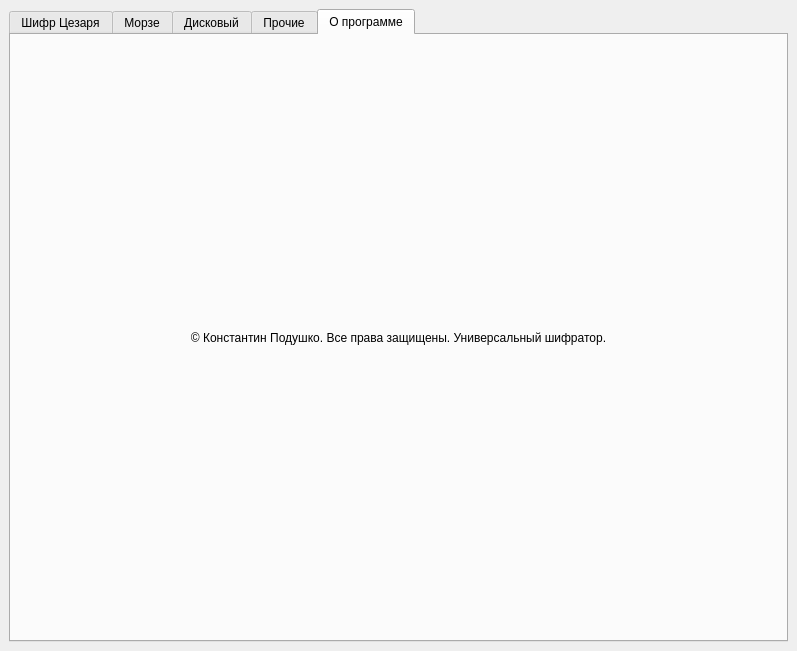
This is design.ui in eidzokumakura/universal_encoder as Qt 5 draws it before an edit. The edited form follows.
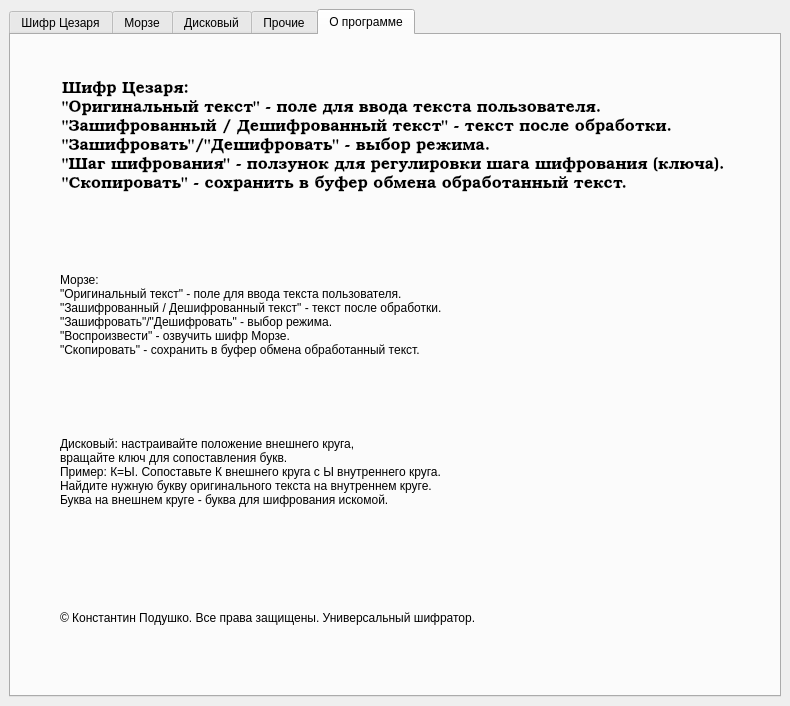
This is the edited form. The open tabs and pages were chosen to show the change. Icons and pictures are not drawn.

```diff
--- a/design.ui
+++ b/design.ui
@@ -9,8 +9,8 @@
    <rect>
     <x>0</x>
     <y>0</y>
-    <width>797</width>
-    <height>651</height>
+    <width>790</width>
+    <height>706</height>
    </rect>
   </property>
   <property name="windowTitle">
@@ -594,17 +594,58 @@
        </attribute>
        <layout class="QVBoxLayout" name="verticalLayout_2">
         <item>
-         <widget class="QLabel" name="text_about_program">
-          <property name="styleSheet">
-           <string notr="true"/>
-          </property>
-          <property name="text">
-           <string>© Константин Подушко. Все права защищены. Универсальный шифратор.</string>
-          </property>
-          <property name="alignment">
-           <set>Qt::AlignCenter</set>
-          </property>
-         </widget>
+         <layout class="QVBoxLayout" name="verticalLayout_7">
+          <item>
+           <widget class="QLabel" name="label_9">
+            <property name="font">
+             <font>
+              <family>Bookman Old Style</family>
+              <pointsize>12</pointsize>
+              <italic>false</italic>
+              <bold>false</bold>
+             </font>
+            </property>
+            <property name="text">
+             <string>Шифр Цезаря:
+&quot;Оригинальный текст&quot; - поле для ввода текста пользователя.
+&quot;Зашифрованный / Дешифрованный текст&quot; - текст после обработки.
+&quot;Зашифровать&quot;/&quot;Дешифровать&quot; - выбор режима.
+&quot;Шаг шифрования&quot; - ползунок для регулировки шага шифрования (ключа).
+&quot;Скопировать&quot; - сохранить в буфер обмена обработанный текст. </string>
+            </property>
+           </widget>
+          </item>
+          <item>
+           <widget class="QLabel" name="label_8">
+            <property name="text">
+             <string>Морзе:
+&quot;Оригинальный текст&quot; - поле для ввода текста пользователя.
+&quot;Зашифрованный / Дешифрованный текст&quot; - текст после обработки.
+&quot;Зашифровать&quot;/&quot;Дешифровать&quot; - выбор режима.
+&quot;Воспроизвести&quot; - озвучить шифр Морзе.
+&quot;Скопировать&quot; - сохранить в буфер обмена обработанный текст. </string>
+            </property>
+           </widget>
+          </item>
+          <item>
+           <widget class="QLabel" name="label_10">
+            <property name="text">
+             <string>Дисковый: настраивайте положение внешнего круга,
+вращайте ключ для сопоставления букв.
+Пример: К=Ы. Сопоставьте К внешнего круга с Ы внутреннего круга.
+Найдите нужную букву оригинального текста на внутреннем круге.
+Буква на внешнем круге - буква для шифрования искомой. </string>
+            </property>
+           </widget>
+          </item>
+          <item>
+           <widget class="QLabel" name="label_11">
+            <property name="text">
+             <string>© Константин Подушко. Все права защищены. Универсальный шифратор.</string>
+            </property>
+           </widget>
+          </item>
+         </layout>
         </item>
        </layout>
       </widget>
```
Left out of the diff: 2 changed lines with no effect on the pictures.
